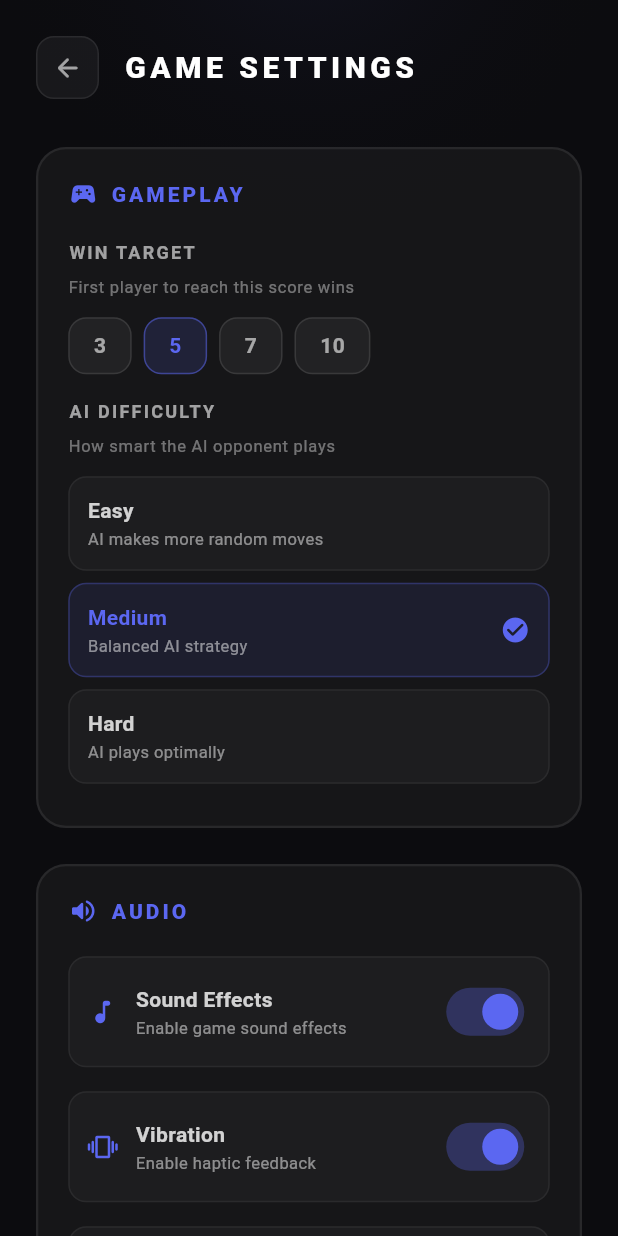
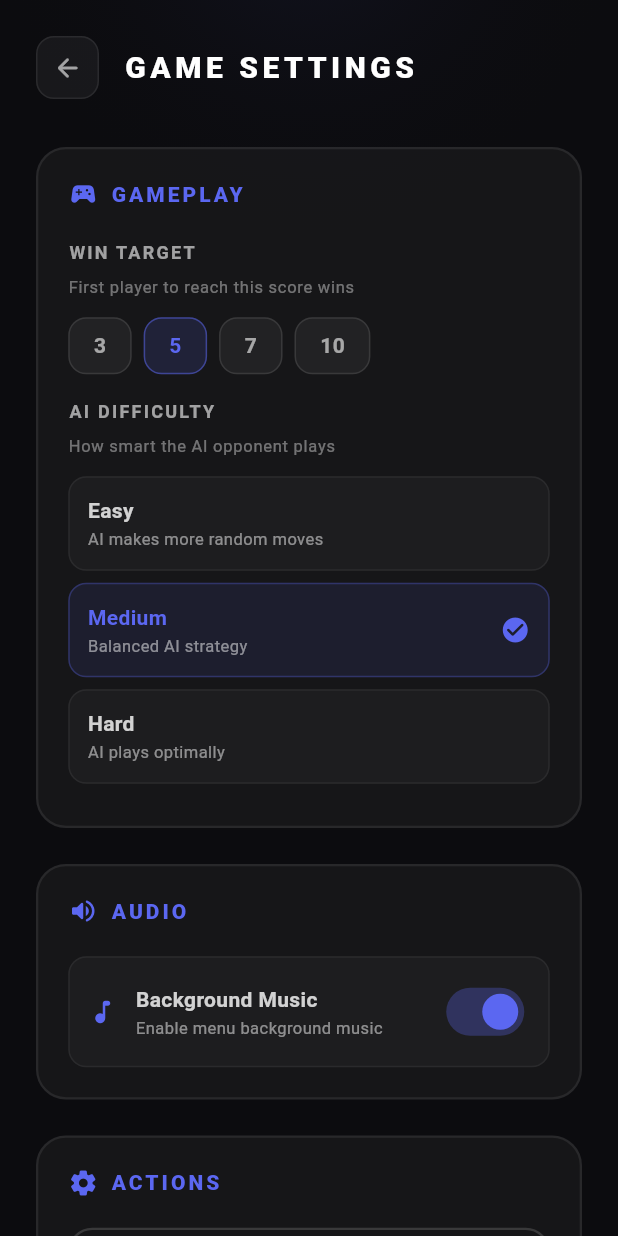
Before and after one commit to Alexsyntax/finger_warz, a Flutter app: the SettingsScreen screen opened directly, on a phone screen of 412 x 824 dp. Run offline on Flutter 3.47's test engine with Material 3 defaults, Android fonts, the phone set to English and light mode, and no system bars; our stand-ins replace audioplayers, shared_preferences; accounts and stored records are empty.

Commit message:
2ND COMMMIT

```diff
--- a/lib/screens/settings_screen.dart
+++ b/lib/screens/settings_screen.dart
@@ -1,6 +1,7 @@
 import 'package:flutter/material.dart';
 import 'package:shared_preferences/shared_preferences.dart';
 import '../services/game_settings.dart';
+import '../services/music_manager.dart';
 import '../utils/app_theme.dart';
 import '../widgets/fw_button.dart';
 
@@ -199,33 +200,21 @@ class _SettingsScreenState extends State<SettingsScreen> {
           ),
           const SizedBox(height: 20),
 
-          // Sound Effects
-          _buildSettingToggle(
-            'Sound Effects',
-            'Enable game sound effects',
-            Icons.music_note_rounded,
-            _settings.soundEnabled,
-            (value) => setState(() => _settings.soundEnabled = value),
-          ),
-          const SizedBox(height: 16),
-
-          // Vibration
-          _buildSettingToggle(
-            'Vibration',
-            'Enable haptic feedback',
-            Icons.vibration_rounded,
-            _settings.vibrationEnabled,
-            (value) => setState(() => _settings.vibrationEnabled = value),
-          ),
-          const SizedBox(height: 16),
-
           // Background Music
           _buildSettingToggle(
             'Background Music',
             'Enable menu background music',
             Icons.audiotrack_rounded,
             _settings.musicEnabled,
-            (value) => setState(() => _settings.musicEnabled = value),
+            (value) async {
+              setState(() => _settings.musicEnabled = value);
+              final musicManager = MusicManager();
+              if (value) {
+                await musicManager.playBackgroundMusic(_settings);
+              } else {
+                await musicManager.stop();
+              }
+            },
           ),
         ],
       ),
@@ -259,7 +248,11 @@ class _SettingsScreenState extends State<SettingsScreen> {
             ],
           ),
           const SizedBox(height: 20),
-          FWButton(
+          // FIX: wrap in SizedBox.expand so the button fills available width
+          // and the label text doesn't overflow its bounds
+          SizedBox(
+            width: double.infinity,
+            child: FWButton(
               label: 'RESET TO DEFAULTS',
               icon: Icons.restore_rounded,
               filled: false,
@@ -273,6 +266,7 @@ class _SettingsScreenState extends State<SettingsScreen> {
                   ),
                 );
               },
+            ),
           ),
         ],
       ),
--- a/lib/services/game_settings.dart
+++ b/lib/services/game_settings.dart
@@ -2,14 +2,10 @@ import 'package:shared_preferences/shared_preferences.dart';
 
 class GameSettings {
   static const String _winTargetKey = 'win_target';
-  static const String _soundEnabledKey = 'sound_enabled';
-  static const String _vibrationEnabledKey = 'vibration_enabled';
   static const String _aiDifficultyKey = 'ai_difficulty';
   static const String _musicEnabledKey = 'music_enabled';
 
   static const int defaultWinTarget = 5;
-  static const bool defaultSoundEnabled = true;
-  static const bool defaultVibrationEnabled = true;
   static const bool defaultMusicEnabled = true;
   static const AIDifficulty defaultAIDifficulty = AIDifficulty.medium;
 
@@ -20,17 +16,6 @@ class GameSettings {
   // Win target (first to X wins)
   int get winTarget => _prefs.getInt(_winTargetKey) ?? defaultWinTarget;
   set winTarget(int value) => _prefs.setInt(_winTargetKey, value);
-
-  // Sound effects
-  bool get soundEnabled =>
-      _prefs.getBool(_soundEnabledKey) ?? defaultSoundEnabled;
-  set soundEnabled(bool value) => _prefs.setBool(_soundEnabledKey, value);
-
-  // Vibration
-  bool get vibrationEnabled =>
-      _prefs.getBool(_vibrationEnabledKey) ?? defaultVibrationEnabled;
-  set vibrationEnabled(bool value) =>
-      _prefs.setBool(_vibrationEnabledKey, value);
 
   // AI difficulty
   AIDifficulty get aiDifficulty {
@@ -54,8 +39,6 @@ class GameSettings {
   // Reset to defaults
   Future<void> resetToDefaults() async {
     await _prefs.setInt(_winTargetKey, defaultWinTarget);
-    await _prefs.setBool(_soundEnabledKey, defaultSoundEnabled);
-    await _prefs.setBool(_vibrationEnabledKey, defaultVibrationEnabled);
     await _prefs.setBool(_musicEnabledKey, defaultMusicEnabled);
     await _prefs.setString(_aiDifficultyKey, defaultAIDifficulty.name);
   }
--- a/lib/widgets/fw_button.dart
+++ b/lib/widgets/fw_button.dart
@@ -37,12 +37,15 @@ class FWButton extends StatelessWidget {
                 children: [
                   Icon(icon, size: 20),
                   const SizedBox(width: 10),
-                  Text(
+                  Flexible(
+                    child: Text(
                       label,
+                      overflow: TextOverflow.ellipsis,
                       style: const TextStyle(
                         fontSize: 15,
                         fontWeight: FontWeight.w800,
                         letterSpacing: 1.5,
+                      ),
                     ),
                   ),
                 ],
@@ -65,12 +68,15 @@ class FWButton extends StatelessWidget {
                 children: [
                   Icon(icon, size: 20),
                   const SizedBox(width: 10),
-                  Text(
+                  Flexible(
+                    child: Text(
                       label,
+                      overflow: TextOverflow.ellipsis,
                       style: const TextStyle(
                         fontSize: 15,
                         fontWeight: FontWeight.w700,
                         letterSpacing: 1.5,
+                      ),
                     ),
                   ),
                 ],
```
Also changed, not shown: lib/screens/name_entry_screen.dart (+49 -25 lines), lib/screens/opponent_selection_screen.dart (+33 -26 lines), lib/screens/player2_name_entry_screen.dart (+41 -17 lines). Lines whose indentation alone changed are shown as unchanged.
